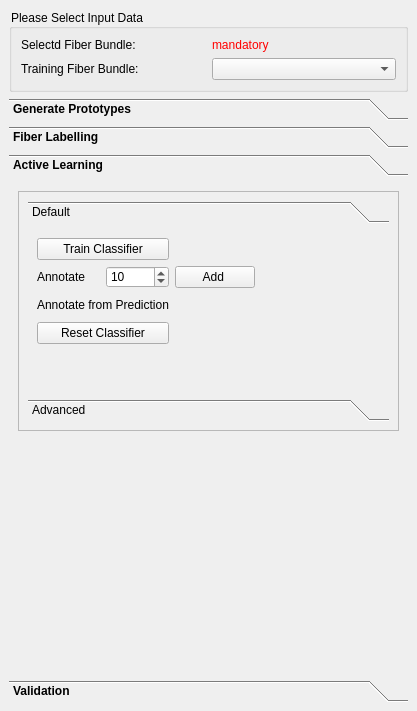
First picture: the form in Plugins/org.mitk.gui.qt.diffusionimaging.fiberprocessing/src/internal/QmitkInteractiveFiberDissectionViewControls.ui, repository MIC-DKFZ/MITK-Diffusion, before the edit.
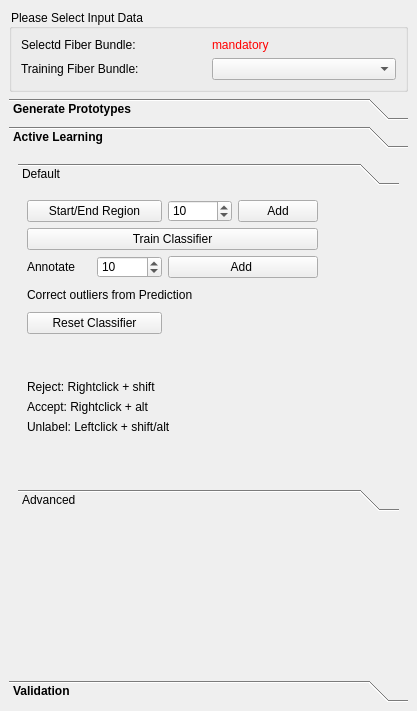
Second picture: the form after the edit. The open tabs and pages were chosen to show the change. Icons and pictures are not drawn. Custom widgets are drawn as their Qt base class.

Patch:
```diff
--- a/Plugins/org.mitk.gui.qt.diffusionimaging.fiberprocessing/src/internal/QmitkInteractiveFiberDissectionViewControls.ui
+++ b/Plugins/org.mitk.gui.qt.diffusionimaging.fiberprocessing/src/internal/QmitkInteractiveFiberDissectionViewControls.ui
@@ -251,234 +251,13 @@
        </item>
       </layout>
      </widget>
-     <widget class="QWidget" name="page_2">
-      <property name="enabled">
-       <bool>true</bool>
-      </property>
-      <property name="geometry">
-       <rect>
-        <x>0</x>
-        <y>0</y>
-        <width>399</width>
-        <height>470</height>
-       </rect>
-      </property>
-      <property name="accessibleName">
-       <string/>
-      </property>
-      <attribute name="label">
-       <string>Fiber Labelling</string>
-      </attribute>
-      <attribute name="toolTip">
-       <string>Dissect/Eraze Fibers by Erasion and Highlighting</string>
-      </attribute>
-      <layout class="QGridLayout" name="gridLayout_13">
-       <item row="1" column="0">
-        <widget class="QFrame" name="m_LabelFrame">
-         <property name="enabled">
-          <bool>true</bool>
-         </property>
-         <property name="cursor">
-          <cursorShape>ArrowCursor</cursorShape>
-         </property>
-         <property name="frameShape">
-          <enum>QFrame::NoFrame</enum>
-         </property>
-         <property name="frameShadow">
-          <enum>QFrame::Raised</enum>
-         </property>
-         <layout class="QGridLayout" name="gridLayout_4">
-          <item row="0" column="0">
-           <widget class="QLabel" name="label">
-            <property name="text">
-             <string>Label individual Streamlines</string>
-            </property>
-           </widget>
-          </item>
-         </layout>
-        </widget>
-       </item>
-       <item row="4" column="0">
-        <spacer name="verticalSpacer_4">
-         <property name="orientation">
-          <enum>Qt::Vertical</enum>
-         </property>
-         <property name="sizeHint" stdset="0">
-          <size>
-           <width>20</width>
-           <height>40</height>
-          </size>
-         </property>
-        </spacer>
-       </item>
-       <item row="2" column="0">
-        <widget class="QLabel" name="label_3">
-         <property name="text">
-          <string>Streamlines to be labeled</string>
-         </property>
-        </widget>
-       </item>
-       <item row="3" column="0">
-        <widget class="QFrame" name="m_ExtractionToolsFrame">
-         <property name="frameShape">
-          <enum>QFrame::StyledPanel</enum>
-         </property>
-         <property name="frameShadow">
-          <enum>QFrame::Raised</enum>
-         </property>
-         <layout class="QGridLayout" name="gridLayout">
-          <item row="1" column="1" rowspan="3" colspan="2">
-           <widget class="QSpinBox" name="m_NumRandomFibers">
-            <property name="minimum">
-             <number>1</number>
-            </property>
-            <property name="maximum">
-             <number>2000</number>
-            </property>
-            <property name="value">
-             <number>20</number>
-            </property>
-           </widget>
-          </item>
-          <item row="1" column="4" rowspan="3">
-           <spacer name="horizontalSpacer_2">
-            <property name="orientation">
-             <enum>Qt::Horizontal</enum>
-            </property>
-            <property name="sizeHint" stdset="0">
-             <size>
-              <width>40</width>
-              <height>20</height>
-             </size>
-            </property>
-           </spacer>
-          </item>
-          <item row="8" column="0">
-           <spacer name="verticalSpacer_2">
-            <property name="orientation">
-             <enum>Qt::Vertical</enum>
-            </property>
-            <property name="sizeHint" stdset="0">
-             <size>
-              <width>20</width>
-              <height>40</height>
-             </size>
-            </property>
-           </spacer>
-          </item>
-          <item row="5" column="0">
-           <widget class="QLabel" name="label_6">
-            <property name="text">
-             <string>Reject: Rightclick + shift</string>
-            </property>
-           </widget>
-          </item>
-          <item row="1" column="0">
-           <widget class="QLabel" name="label_7">
-            <property name="text">
-             <string>Random Streamlines</string>
-            </property>
-           </widget>
-          </item>
-          <item row="6" column="0">
-           <widget class="QLabel" name="label_8">
-            <property name="text">
-             <string>Accept: Rightclick + alt</string>
-            </property>
-           </widget>
-          </item>
-          <item row="1" column="3" rowspan="3">
-           <widget class="QPushButton" name="m_AddRandomFibers">
-            <property name="text">
-             <string>Add</string>
-            </property>
-           </widget>
-          </item>
-          <item row="4" column="1" colspan="2">
-           <widget class="QPushButton" name="m_ErazorButton">
-            <property name="maximumSize">
-             <size>
-              <width>30</width>
-              <height>30</height>
-             </size>
-            </property>
-            <property name="text">
-             <string/>
-            </property>
-            <property name="icon">
-             <iconset>
-              <normaloff>:/org.mitk.gui.qt.diffusionimaging.fiberprocessing/resources/eraze.png</normaloff>:/org.mitk.gui.qt.diffusionimaging.fiberprocessing/resources/eraze.png</iconset>
-            </property>
-            <property name="iconSize">
-             <size>
-              <width>32</width>
-              <height>32</height>
-             </size>
-            </property>
-            <property name="flat">
-             <bool>true</bool>
-            </property>
-           </widget>
-          </item>
-          <item row="4" column="3">
-           <widget class="QPushButton" name="m_BrushButton">
-            <property name="maximumSize">
-             <size>
-              <width>30</width>
-              <height>30</height>
-             </size>
-            </property>
-            <property name="text">
-             <string/>
-            </property>
-            <property name="icon">
-             <iconset>
-              <normaloff>:/org.mitk.gui.qt.diffusionimaging.fiberprocessing/resources/brush.png</normaloff>:/org.mitk.gui.qt.diffusionimaging.fiberprocessing/resources/brush.png</iconset>
-            </property>
-            <property name="iconSize">
-             <size>
-              <width>32</width>
-              <height>32</height>
-             </size>
-            </property>
-            <property name="flat">
-             <bool>true</bool>
-            </property>
-           </widget>
-          </item>
-          <item row="7" column="0">
-           <widget class="QLabel" name="label_10">
-            <property name="text">
-             <string>Unlabel: Leftclick + shift/alt</string>
-            </property>
-           </widget>
-          </item>
-          <item row="4" column="0">
-           <widget class="QLabel" name="label_4">
-            <property name="text">
-             <string>Label Streamlines</string>
-            </property>
-           </widget>
-          </item>
-          <item row="0" column="0">
-           <widget class="QPushButton" name="m_StreamlineCreation">
-            <property name="text">
-             <string>Extract Subset</string>
-            </property>
-           </widget>
-          </item>
-         </layout>
-        </widget>
-       </item>
-      </layout>
-     </widget>
      <widget class="QWidget" name="page_4">
       <property name="geometry">
        <rect>
         <x>0</x>
         <y>0</y>
         <width>399</width>
-        <height>470</height>
+        <height>501</height>
        </rect>
       </property>
       <attribute name="label">
@@ -486,15 +265,6 @@
       </attribute>
       <layout class="QGridLayout" name="gridLayout_7">
        <item row="0" column="0">
-        <widget class="QFrame" name="frame_2">
-         <property name="frameShape">
-          <enum>QFrame::StyledPanel</enum>
-         </property>
-         <property name="frameShadow">
-          <enum>QFrame::Raised</enum>
-         </property>
-         <layout class="QGridLayout" name="gridLayout_6">
-          <item row="3" column="1">
            <widget class="QToolBox" name="toolBox_2">
             <property name="currentIndex">
              <number>0</number>
@@ -504,84 +274,81 @@
               <rect>
                <x>0</x>
                <y>0</y>
-               <width>363</width>
-               <height>172</height>
+            <width>381</width>
+            <height>343</height>
               </rect>
              </property>
              <attribute name="label">
               <string>Default</string>
              </attribute>
              <layout class="QGridLayout" name="gridLayout_2">
-              <item row="1" column="1">
-               <widget class="QSpinBox" name="m_Numtolabel">
-                <property name="minimum">
-                 <number>1</number>
-                </property>
-                <property name="maximum">
-                 <number>2000</number>
-                </property>
-                <property name="singleStep">
-                 <number>0</number>
-                </property>
+           <item row="0" column="5">
+            <widget class="QPushButton" name="m_BrushButton">
+             <property name="maximumSize">
+              <size>
+               <width>30</width>
+               <height>30</height>
+              </size>
+             </property>
+             <property name="text">
+              <string/>
+             </property>
+             <property name="icon">
+              <iconset>
+               <normaloff>:/org.mitk.gui.qt.diffusionimaging.fiberprocessing/resources/brush.png</normaloff>:/org.mitk.gui.qt.diffusionimaging.fiberprocessing/resources/brush.png</iconset>
+             </property>
+             <property name="iconSize">
+              <size>
+               <width>32</width>
+               <height>32</height>
+              </size>
+             </property>
+             <property name="flat">
+              <bool>true</bool>
+             </property>
+            </widget>
+           </item>
+           <item row="2" column="4">
+            <widget class="QPushButton" name="m_unclabeling">
+             <property name="maximumSize">
+              <size>
+               <width>30</width>
+               <height>30</height>
+              </size>
+             </property>
+             <property name="text">
+              <string/>
+             </property>
+             <property name="icon">
+              <iconset>
+               <normaloff>:/org.mitk.gui.qt.diffusionimaging.fiberprocessing/resources/eraze.png</normaloff>:/org.mitk.gui.qt.diffusionimaging.fiberprocessing/resources/eraze.png</iconset>
+             </property>
+             <property name="iconSize">
+              <size>
+               <width>32</width>
+               <height>32</height>
+              </size>
+             </property>
+             <property name="flat">
+              <bool>true</bool>
+             </property>
+            </widget>
+           </item>
+           <item row="0" column="2">
+            <widget class="QSpinBox" name="m_NumRandomFibers">
                 <property name="value">
                  <number>10</number>
                 </property>
                </widget>
               </item>
-              <item row="2" column="2">
-               <widget class="QPushButton" name="m_predlabeling">
-                <property name="maximumSize">
-                 <size>
-                  <width>30</width>
-                  <height>30</height>
-                 </size>
-                </property>
+           <item row="8" column="0" colspan="3">
+            <widget class="QLabel" name="label_16">
                 <property name="text">
-                 <string/>
-                </property>
-                <property name="icon">
-                 <iconset>
-                  <normaloff>:/org.mitk.gui.qt.diffusionimaging.fiberprocessing/resources/eraze.png</normaloff>:/org.mitk.gui.qt.diffusionimaging.fiberprocessing/resources/eraze.png</iconset>
-                </property>
-                <property name="iconSize">
-                 <size>
-                  <width>32</width>
-                  <height>32</height>
-                 </size>
-                </property>
-                <property name="flat">
-                 <bool>true</bool>
-                </property>
-               </widget>
-              </item>
-              <item row="1" column="0">
-               <widget class="QLabel" name="label_5">
-                <property name="text">
-                 <string>Annotate</string>
-                </property>
-               </widget>
-              </item>
-              <item row="2" column="0" colspan="2">
-               <widget class="QLabel" name="label_36">
-                <property name="text">
-                 <string>Annotate from Prediction</string>
-                </property>
-               </widget>
-              </item>
-              <item row="4" column="0">
-               <spacer name="verticalSpacer">
-                <property name="orientation">
-                 <enum>Qt::Vertical</enum>
-                </property>
-                <property name="sizeHint" stdset="0">
-                 <size>
-                  <width>20</width>
-                  <height>40</height>
-                 </size>
-                </property>
-               </spacer>
-              </item>
-              <item row="2" column="3">
+              <string>Unlabel: Leftclick + shift/alt</string>
+             </property>
+            </widget>
+           </item>
+           <item row="3" column="5">
                <widget class="QPushButton" name="m_predlabelingBrush">
                 <property name="maximumSize">
                  <size>
@@ -607,14 +374,111 @@
                 </property>
                </widget>
               </item>
-              <item row="1" column="2" colspan="2">
+           <item row="7" column="0" colspan="3">
+            <widget class="QLabel" name="label_14">
+             <property name="text">
+              <string>Accept: Rightclick + alt</string>
+             </property>
+            </widget>
+           </item>
+           <item row="6" column="0" colspan="3">
+            <widget class="QLabel" name="label_15">
+             <property name="text">
+              <string>Reject: Rightclick + shift</string>
+             </property>
+            </widget>
+           </item>
+           <item row="4" column="0" colspan="2">
+            <widget class="QPushButton" name="m_resetClassifier">
+             <property name="text">
+              <string>Reset Classifier</string>
+             </property>
+            </widget>
+           </item>
+           <item row="9" column="0">
+            <spacer name="verticalSpacer">
+             <property name="orientation">
+              <enum>Qt::Vertical</enum>
+             </property>
+             <property name="sizeHint" stdset="0">
+              <size>
+               <width>20</width>
+               <height>40</height>
+              </size>
+             </property>
+            </spacer>
+           </item>
+           <item row="0" column="3">
+            <widget class="QPushButton" name="m_AddRandomFibers">
+             <property name="text">
+              <string>Add</string>
+             </property>
+            </widget>
+           </item>
+           <item row="3" column="4">
+            <widget class="QPushButton" name="m_predlabeling">
+             <property name="maximumSize">
+              <size>
+               <width>30</width>
+               <height>30</height>
+              </size>
+             </property>
+             <property name="text">
+              <string/>
+             </property>
+             <property name="icon">
+              <iconset>
+               <normaloff>:/org.mitk.gui.qt.diffusionimaging.fiberprocessing/resources/eraze.png</normaloff>:/org.mitk.gui.qt.diffusionimaging.fiberprocessing/resources/eraze.png</iconset>
+             </property>
+             <property name="iconSize">
+              <size>
+               <width>32</width>
+               <height>32</height>
+              </size>
+             </property>
+             <property name="flat">
+              <bool>true</bool>
+             </property>
+            </widget>
+           </item>
+           <item row="2" column="2" colspan="2">
                <widget class="QPushButton" name="m_AddUncertainFibers">
                 <property name="text">
                  <string>Add </string>
                 </property>
                </widget>
               </item>
-              <item row="1" column="7">
+           <item row="0" column="0" colspan="2">
+            <widget class="QPushButton" name="m_StreamlineCreation">
+             <property name="text">
+              <string>Start/End Region</string>
+             </property>
+            </widget>
+           </item>
+           <item row="3" column="0" colspan="4">
+            <widget class="QLabel" name="label_36">
+             <property name="text">
+              <string>Correct outliers from Prediction</string>
+             </property>
+            </widget>
+           </item>
+           <item row="2" column="1">
+            <widget class="QSpinBox" name="m_Numtolabel">
+             <property name="minimum">
+              <number>1</number>
+             </property>
+             <property name="maximum">
+              <number>2000</number>
+             </property>
+             <property name="singleStep">
+              <number>0</number>
+             </property>
+             <property name="value">
+              <number>10</number>
+             </property>
+            </widget>
+           </item>
+           <item row="2" column="5">
                <widget class="QPushButton" name="m_unclabelingBrush">
                 <property name="maximumSize">
                  <size>
@@ -640,8 +504,15 @@
                 </property>
                </widget>
               </item>
-              <item row="1" column="5">
-               <widget class="QPushButton" name="m_unclabeling">
+           <item row="2" column="0">
+            <widget class="QLabel" name="label_5">
+             <property name="text">
+              <string>Annotate</string>
+             </property>
+            </widget>
+           </item>
+           <item row="0" column="4">
+            <widget class="QPushButton" name="m_ErazorButton">
                 <property name="maximumSize">
                  <size>
                   <width>30</width>
@@ -666,59 +537,26 @@
                 </property>
                </widget>
               </item>
-              <item row="3" column="0" colspan="2">
-               <widget class="QPushButton" name="m_resetClassifier">
-                <property name="text">
-                 <string>Reset Classifier</string>
-                </property>
-               </widget>
-              </item>
-              <item row="0" column="0" colspan="2">
+           <item row="5" column="0">
+            <spacer name="verticalSpacer_3">
+             <property name="orientation">
+              <enum>Qt::Vertical</enum>
+             </property>
+             <property name="sizeHint" stdset="0">
+              <size>
+               <width>20</width>
+               <height>40</height>
+              </size>
+             </property>
+            </spacer>
+           </item>
+           <item row="1" column="0" colspan="4">
                <widget class="QPushButton" name="m_TrainClassifier">
                 <property name="text">
                  <string>Train Classifier</string>
                 </property>
                </widget>
               </item>
-              <item row="1" column="8">
-               <spacer name="horizontalSpacer_3">
-                <property name="orientation">
-                 <enum>Qt::Horizontal</enum>
-                </property>
-                <property name="sizeHint" stdset="0">
-                 <size>
-                  <width>40</width>
-                  <height>20</height>
-                 </size>
-                </property>
-               </spacer>
-              </item>
-              <item row="0" column="6" colspan="3">
-               <spacer name="horizontalSpacer_30">
-                <property name="orientation">
-                 <enum>Qt::Horizontal</enum>
-                </property>
-                <property name="sizeHint" stdset="0">
-                 <size>
-                  <width>57</width>
-                  <height>20</height>
-                 </size>
-                </property>
-               </spacer>
-              </item>
-              <item row="2" column="6" colspan="3">
-               <spacer name="horizontalSpacer_6">
-                <property name="orientation">
-                 <enum>Qt::Horizontal</enum>
-                </property>
-                <property name="sizeHint" stdset="0">
-                 <size>
-                  <width>57</width>
-                  <height>20</height>
-                 </size>
-                </property>
-               </spacer>
-              </item>
              </layout>
             </widget>
             <widget class="QWidget" name="page_18">
@@ -857,18 +695,15 @@
             </widget>
            </widget>
           </item>
-         </layout>
-        </widget>
-       </item>
        <item row="1" column="0">
-        <spacer name="verticalSpacer_3">
+        <spacer name="verticalSpacer_9">
          <property name="orientation">
           <enum>Qt::Vertical</enum>
          </property>
          <property name="sizeHint" stdset="0">
           <size>
            <width>20</width>
-           <height>184</height>
+           <height>40</height>
           </size>
          </property>
         </spacer>
```
Left out of the diff: 18 changed lines with no effect on the pictures. Lines whose indentation alone changed are shown as unchanged.
